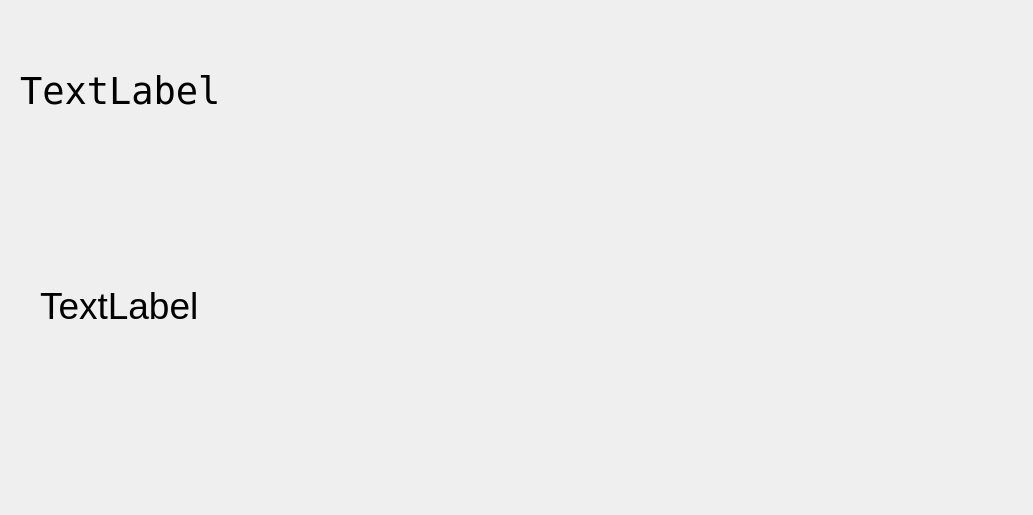
This is TvEase6/TvEase/parkings.ui in AzizMtg/TvEase--QTCompanyManager_Desktop_App as Qt 5 draws it before an edit. The edited form follows.
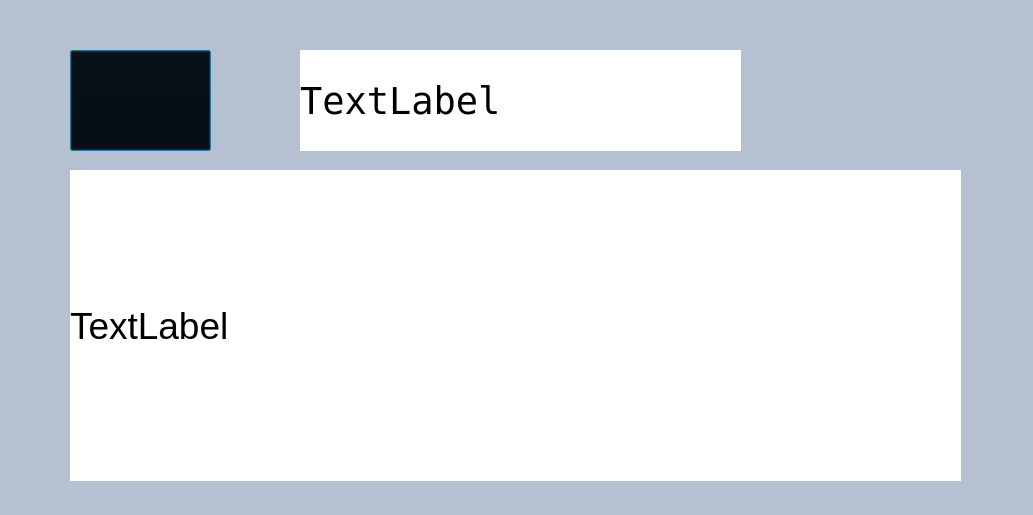
This is the edited form. Icons and pictures are not drawn.

Patch:
```diff
--- a/TvEase6/TvEase/parkings.ui
+++ b/TvEase6/TvEase/parkings.ui
@@ -11,13 +11,20 @@
    </rect>
   </property>
   <property name="windowTitle">
-   <string>Dialog</string>
+   <string>Tv'Ease</string>
+  </property>
+  <property name="windowIcon">
+   <iconset resource="source.qrc">
+    <normaloff>:/img/images/logo.png</normaloff>:/img/images/logo.png</iconset>
+  </property>
+  <property name="styleSheet">
+   <string notr="true">background-color : #B5C0D0 ; </string>
   </property>
   <widget class="QLabel" name="label">
    <property name="geometry">
     <rect>
-     <x>20</x>
-     <y>40</y>
+     <x>300</x>
+     <y>50</y>
      <width>441</width>
      <height>101</height>
     </rect>
@@ -28,6 +35,9 @@
      <pointsize>28</pointsize>
     </font>
    </property>
+   <property name="styleSheet">
+    <string notr="true">background-color : white ; </string>
+   </property>
    <property name="text">
     <string>TextLabel</string>
    </property>
@@ -35,8 +45,8 @@
   <widget class="QLabel" name="label_2">
    <property name="geometry">
     <rect>
-     <x>40</x>
-     <y>150</y>
+     <x>70</x>
+     <y>170</y>
      <width>891</width>
      <height>311</height>
     </rect>
@@ -46,10 +56,39 @@
      <pointsize>28</pointsize>
     </font>
    </property>
+   <property name="styleSheet">
+    <string notr="true">background-color : white ; </string>
+   </property>
    <property name="text">
     <string>TextLabel</string>
    </property>
   </widget>
+  <widget class="QPushButton" name="pushButton">
+   <property name="geometry">
+    <rect>
+     <x>70</x>
+     <y>50</y>
+     <width>141</width>
+     <height>101</height>
+    </rect>
+   </property>
+   <property name="styleSheet">
+    <string notr="true">background-color: transparent ; </string>
+   </property>
+   <property name="text">
+    <string/>
+   </property>
+   <property name="icon">
+    <iconset resource="source.qrc">
+     <normaloff>:/img/images/parking.png</normaloff>:/img/images/parking.png</iconset>
+   </property>
+   <property name="iconSize">
+    <size>
+     <width>1000</width>
+     <height>100</height>
+    </size>
+   </property>
+  </widget>
  </widget>
  <resources/>
  <connections/>
```
Left out of the diff: 4 changed lines with no effect on the pictures.
